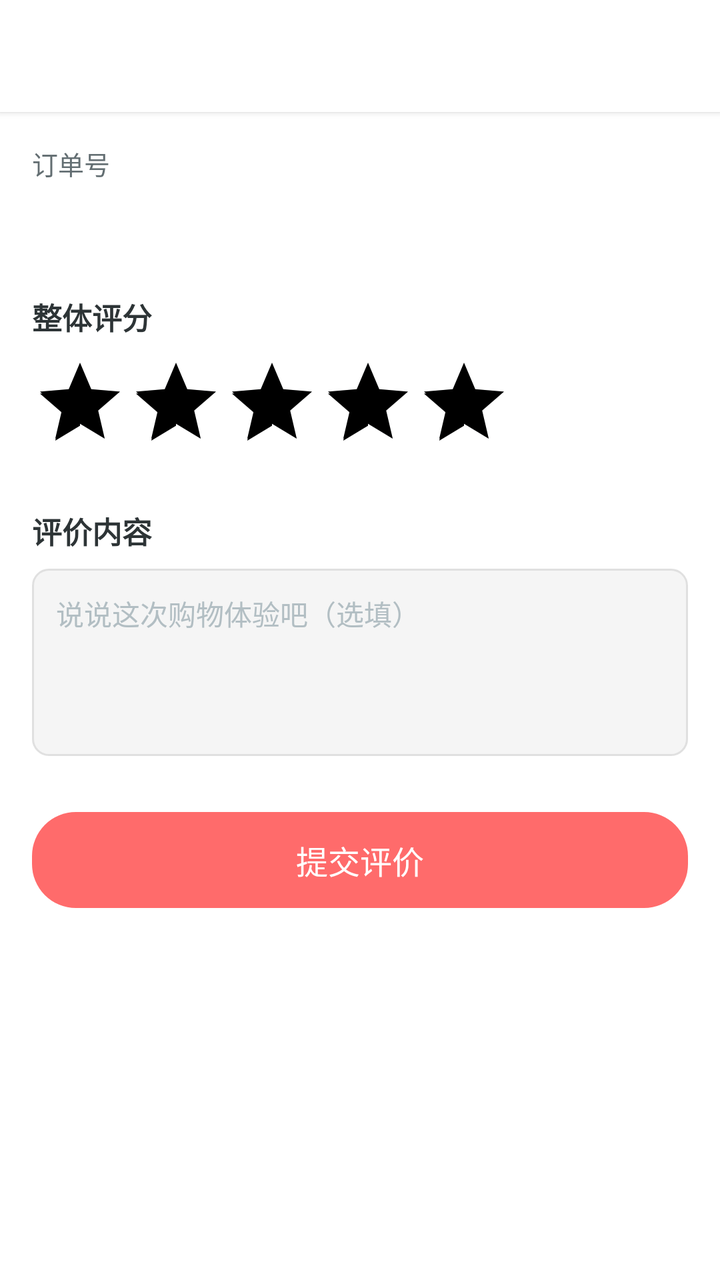
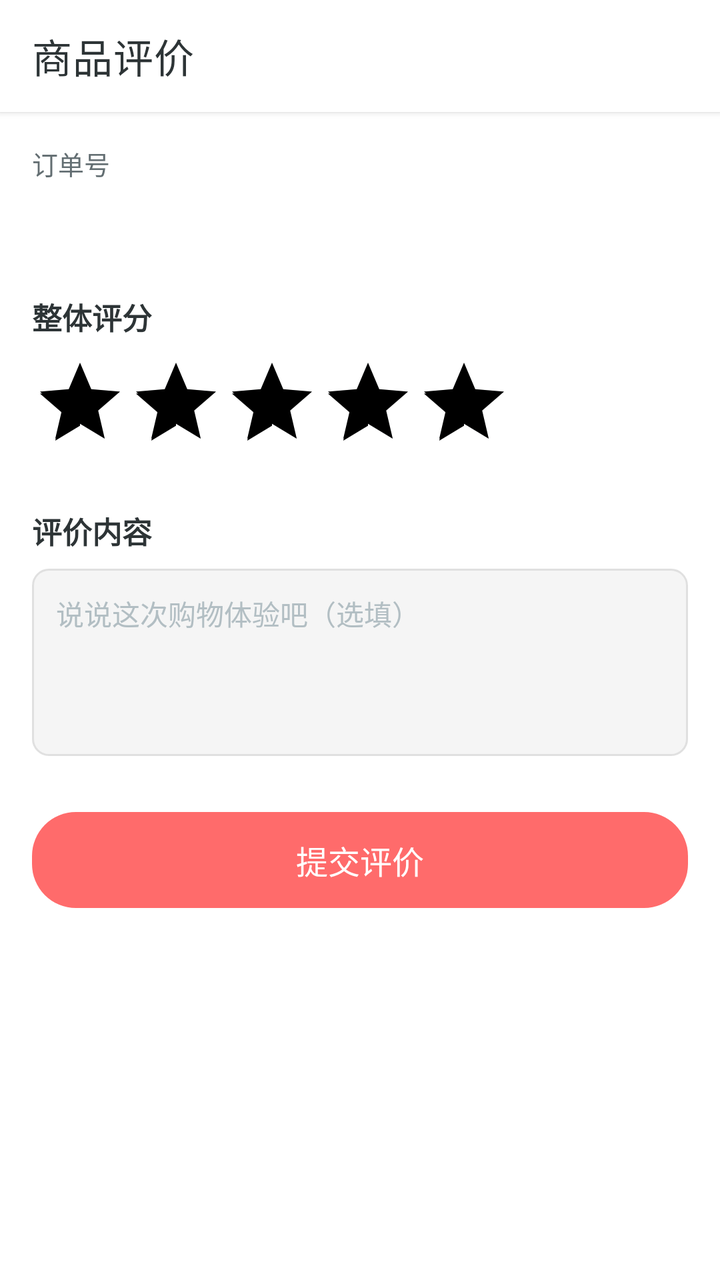

The first picture is an Android layout as it rendered before a commit; the second is the same layout after the commit. The layout source and the unified diff follow.
<!-- AndroidManifest.xml: activity theme AppTheme.NoActionBar -->
<!-- res/layout/activity_write_review.xml -->
<?xml version="1.0" encoding="utf-8"?>
<LinearLayout xmlns:android="http://schemas.android.com/apk/res/android"
    android:layout_width="match_parent"
    android:layout_height="match_parent"
    android:background="@color/colorBackgroundLight"
    android:orientation="vertical">

    <com.google.android.material.appbar.MaterialToolbar
        android:id="@+id/toolbar"
        android:layout_width="match_parent"
        android:layout_height="?attr/actionBarSize"
        android:background="@color/colorWhite"
        android:elevation="2dp"
        android:title="商品评价"
        android:titleTextColor="@color/colorTextPrimary" />

    <ScrollView
        android:layout_width="match_parent"
        android:layout_height="0dp"
        android:layout_weight="1"
        android:fillViewport="true">

        <LinearLayout
            android:layout_width="match_parent"
            android:layout_height="wrap_content"
            android:orientation="vertical"
            android:padding="16dp">

            <TextView
                android:id="@+id/tv_order_no"
                android:layout_width="match_parent"
                android:layout_height="wrap_content"
                android:text="订单号"
                android:textColor="@color/colorTextSecondary"
                android:textSize="13sp" />

            <LinearLayout
                android:id="@+id/ll_products"
                android:layout_width="match_parent"
                android:layout_height="wrap_content"
                android:layout_marginTop="12dp"
                android:background="@drawable/bg_card"
                android:orientation="vertical"
                android:padding="12dp" />

            <TextView
                android:layout_width="match_parent"
                android:layout_height="wrap_content"
                android:layout_marginTop="20dp"
                android:text="整体评分"
                android:textColor="@color/colorTextPrimary"
                android:textSize="15sp"
                android:textStyle="bold" />

            <RatingBar
                android:id="@+id/rating_bar"
                android:layout_width="wrap_content"
                android:layout_height="wrap_content"
                android:layout_marginTop="8dp"
                android:numStars="5"
                android:rating="5"
                android:stepSize="1" />

            <TextView
                android:layout_width="match_parent"
                android:layout_height="wrap_content"
                android:layout_marginTop="20dp"
                android:text="评价内容"
                android:textColor="@color/colorTextPrimary"
                android:textSize="15sp"
                android:textStyle="bold" />

            <EditText
                android:id="@+id/et_content"
                android:layout_width="match_parent"
                android:layout_height="wrap_content"
                android:layout_marginTop="8dp"
                android:background="@drawable/shape_edittext"
                android:gravity="top"
                android:hint="说说这次购物体验吧（选填）"
                android:inputType="textMultiLine"
                android:minLines="4"
                android:padding="12dp"
                android:textColor="@color/colorTextPrimary"
                android:textColorHint="@color/colorTextLight"
                android:textSize="14sp" />

            <Button
                android:id="@+id/btn_submit"
                android:layout_width="match_parent"
                android:layout_height="48dp"
                android:layout_marginTop="28dp"
                android:background="@drawable/bg_button_primary"
                android:backgroundTint="@null"
                android:stateListAnimator="@null"
                android:text="提交评价"
                android:textColor="@color/colorWhite"
                android:textSize="16sp" />

        </LinearLayout>

    </ScrollView>

</LinearLayout>
<!-- resources referenced by this layout -->
<resources>
  <color name="colorBackgroundLight">#FFFFFF</color>
  <color name="colorTextLight">#B2BEC3</color>
  <color name="colorTextPrimary">#2D3436</color>
  <color name="colorTextSecondary">#636E72</color>
  <color name="colorWhite">#FFFFFF</color>
  <!-- drawable bg_button_primary (drawable) -->
  <?xml version="1.0" encoding="utf-8"?>
  <shape xmlns:android="http://schemas.android.com/apk/res/android"
      android:shape="rectangle">
      <solid android:color="#FF6B6B" />
      <corners android:radius="22dp" />
  </shape>
  <!-- drawable bg_card (drawable) -->
  <?xml version="1.0" encoding="utf-8"?>
  <shape xmlns:android="http://schemas.android.com/apk/res/android"
      android:shape="rectangle">
      <solid android:color="@android:color/white" />
      <corners android:radius="12dp" />
  </shape>
  <!-- drawable shape_edittext (drawable) -->
  <?xml version="1.0" encoding="utf-8"?>
  <shape xmlns:android="http://schemas.android.com/apk/res/android"
      android:shape="rectangle">
      <corners android:radius="8dp" />
      <solid android:color="#F5F5F5" />
      <stroke
          android:width="1dp"
          android:color="#E0E0E0" />
  </shape>
  <style name="AppTheme.NoActionBar">
          <item name="windowActionBar">false</item>
          <item name="windowNoTitle">true</item>
          <item name="android:windowContentTransitions">true</item>
          <item name="android:windowAllowEnterTransitionOverlap">true</item>
          <item name="android:windowAllowReturnTransitionOverlap">true</item>
      </style>
</resources>

<!-- the commit's change to res/layout/activity_write_review.xml (unified diff, before → after) -->
@@ -1,5 +1,6 @@
 <?xml version="1.0" encoding="utf-8"?>
 <LinearLayout xmlns:android="http://schemas.android.com/apk/res/android"
+    xmlns:app="http://schemas.android.com/apk/res-auto"
     android:layout_width="match_parent"
     android:layout_height="match_parent"
     android:background="@color/colorBackgroundLight"
@@ -11,8 +12,8 @@
         android:layout_height="?attr/actionBarSize"
         android:background="@color/colorWhite"
         android:elevation="2dp"
-        android:title="商品评价"
-        android:titleTextColor="@color/colorTextPrimary" />
+        app:title="商品评价"
+        app:titleTextColor="@color/colorTextPrimary" />
 
     <ScrollView
         android:layout_width="match_parent"
